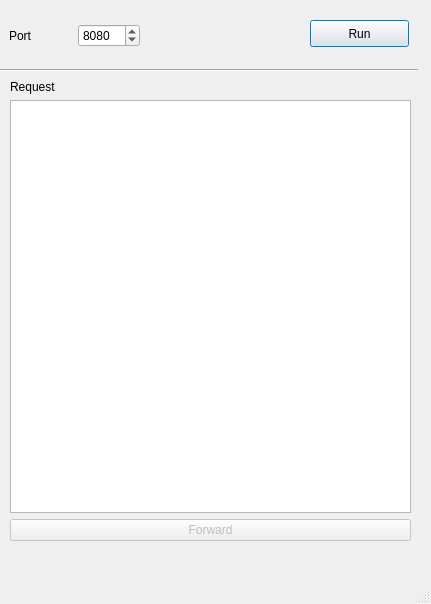
Qt form g.ui (0x64796c616e/Boan) before a commit.
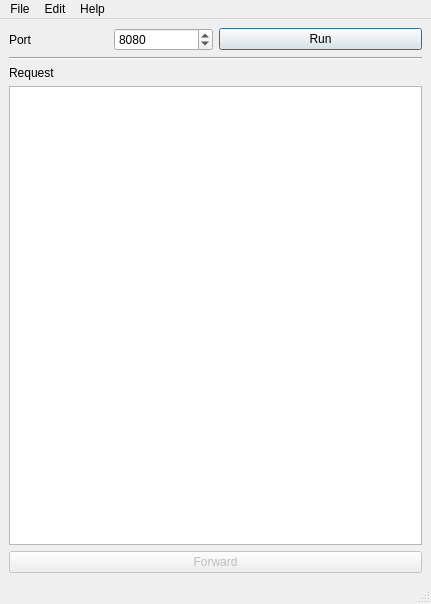
The same form after that commit.

What changed in the file:
```diff
--- a/g.ui
+++ b/g.ui
@@ -14,57 +14,8 @@
    <string>Boan!!</string>
   </property>
   <widget class="QWidget" name="centralwidget">
-   <widget class="QWidget" name="verticalLayoutWidget">
-    <property name="geometry">
-     <rect>
-      <x>10</x>
-      <y>80</y>
-      <width>401</width>
-      <height>461</height>
-     </rect>
-    </property>
-    <layout class="QVBoxLayout" name="verticalLayout">
-     <item>
-      <widget class="QLabel" name="label_2">
-       <property name="text">
-        <string>Request</string>
-       </property>
-      </widget>
-     </item>
-     <item>
-      <widget class="QPlainTextEdit" name="box_body">
-       <property name="focusPolicy">
-        <enum>Qt::ClickFocus</enum>
-       </property>
-      </widget>
-     </item>
-     <item>
-      <widget class="QPushButton" name="pushButton_forward">
-       <property name="enabled">
-        <bool>false</bool>
-       </property>
-       <property name="text">
-        <string>Forward</string>
-       </property>
-       <property name="default">
-        <bool>false</bool>
-       </property>
-       <property name="flat">
-        <bool>false</bool>
-       </property>
-      </widget>
-     </item>
-    </layout>
-   </widget>
-   <widget class="QWidget" name="horizontalLayoutWidget">
-    <property name="geometry">
-     <rect>
-      <x>9</x>
-      <y>10</y>
-      <width>131</width>
-      <height>51</height>
-     </rect>
-    </property>
+   <layout class="QGridLayout" name="gridLayout">
+    <item row="0" column="0">
     <layout class="QHBoxLayout" name="horizontalLayout">
      <item>
       <widget class="QLabel" name="label">
@@ -90,29 +41,9 @@
       </widget>
      </item>
     </layout>
-   </widget>
-   <widget class="Line" name="line">
-    <property name="geometry">
-     <rect>
-      <x>-3</x>
-      <y>60</y>
-      <width>421</width>
-      <height>20</height>
-     </rect>
-    </property>
-    <property name="orientation">
-     <enum>Qt::Horizontal</enum>
-    </property>
-   </widget>
+    </item>
+    <item row="0" column="1">
    <widget class="QPushButton" name="pushButton_power">
-    <property name="geometry">
-     <rect>
-      <x>310</x>
-      <y>20</y>
-      <width>99</width>
-      <height>27</height>
-     </rect>
-    </property>
     <property name="text">
      <string>Run</string>
     </property>
@@ -129,6 +60,49 @@
      <bool>false</bool>
     </property>
    </widget>
+    </item>
+    <item row="1" column="0" colspan="2">
+     <widget class="Line" name="line">
+      <property name="orientation">
+       <enum>Qt::Horizontal</enum>
+      </property>
+     </widget>
+    </item>
+    <item row="2" column="0" colspan="2">
+     <layout class="QVBoxLayout" name="verticalLayout">
+      <item>
+       <widget class="QLabel" name="label_2">
+        <property name="text">
+         <string>Request</string>
+        </property>
+       </widget>
+      </item>
+      <item>
+       <widget class="QPlainTextEdit" name="box_body">
+        <property name="focusPolicy">
+         <enum>Qt::ClickFocus</enum>
+        </property>
+       </widget>
+      </item>
+      <item>
+       <widget class="QPushButton" name="pushButton_forward">
+        <property name="enabled">
+         <bool>false</bool>
+        </property>
+        <property name="text">
+         <string>Forward</string>
+        </property>
+        <property name="default">
+         <bool>false</bool>
+        </property>
+        <property name="flat">
+         <bool>false</bool>
+        </property>
+       </widget>
+      </item>
+     </layout>
+    </item>
+   </layout>
   </widget>
   <widget class="QMenuBar" name="menubar">
    <property name="geometry">
@@ -139,6 +113,27 @@
      <height>25</height>
     </rect>
    </property>
+   <widget class="QMenu" name="menuFile">
+    <property name="title">
+     <string>File</string>
+    </property>
+    <addaction name="actionQuit"/>
+   </widget>
+   <widget class="QMenu" name="menuHelp">
+    <property name="title">
+     <string>Help</string>
+    </property>
+    <addaction name="actionAbout_Boan"/>
+   </widget>
+   <widget class="QMenu" name="menuEdit">
+    <property name="title">
+     <string>Edit</string>
+    </property>
+    <addaction name="actionPreferences"/>
+   </widget>
+   <addaction name="menuFile"/>
+   <addaction name="menuEdit"/>
+   <addaction name="menuHelp"/>
   </widget>
   <widget class="QStatusBar" name="statusbar"/>
  </widget>
```
Left out of the diff: 17 changed lines with no effect on the pictures. Lines whose indentation alone changed are shown as unchanged.
